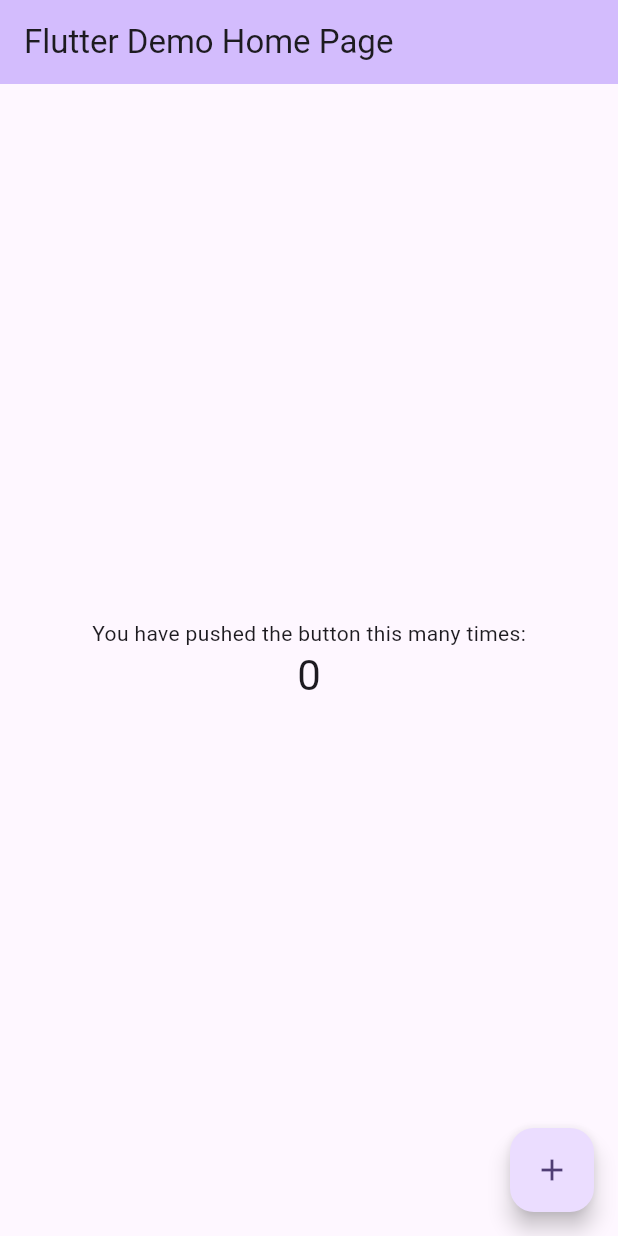
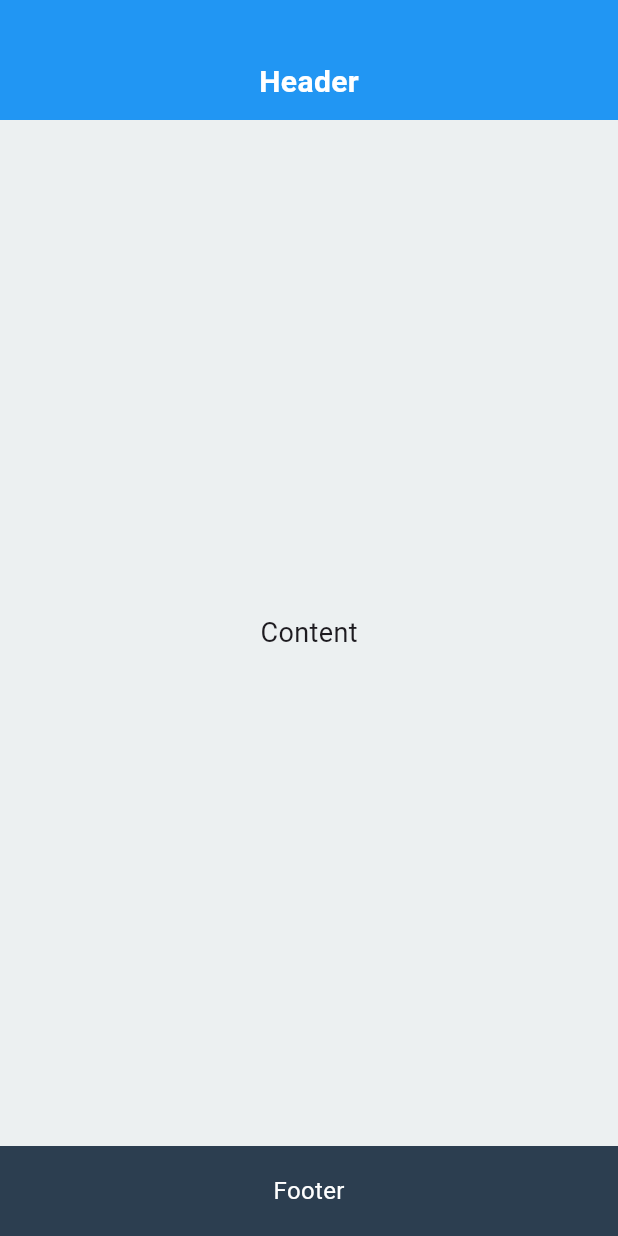
Before and after one commit to Eya-Ben-Belgacem/NotesApp-CrossPlatform, a Flutter app: the screen it shows after launch, on a phone screen of 412 x 824 dp. Run offline on Flutter 3.47's test engine with Material 3 defaults, Android fonts, the phone set to English and light mode, and no system bars.

Commit message:
Add LayoutDemo widget: header/content/footer layout

```diff
--- a/flutter_app/lib/main.dart
+++ b/flutter_app/lib/main.dart
@@ -1,121 +1,70 @@
 import 'package:flutter/material.dart';
 
 void main() {
-  runApp(const MyApp());
+  runApp(MyApp());//lancement de l'application mobile
 }
 
 class MyApp extends StatelessWidget {
   const MyApp({super.key});
-
-  // This widget is the root of your application.
+//création de l'interface graphique de l'application mobile
   @override
   Widget build(BuildContext context) {
     return MaterialApp(
-      title: 'Flutter Demo',
-      theme: ThemeData(
-        // This is the theme of your application.
-        //
-        // TRY THIS: Try running your application with "flutter run". You'll see
-        // the application has a purple toolbar. Then, without quitting the app,
-        // try changing the seedColor in the colorScheme below to Colors.green
-        // and then invoke "hot reload" (save your changes or press the "hot
-        // reload" button in a Flutter-supported IDE, or press "r" if you used
-        // the command line to start the app).
-        //
-        // Notice that the counter didn't reset back to zero; the application
-        // state is not lost during the reload. To reset the state, use hot
-        // restart instead.
-        //
-        // This works for code too, not just values: Most code changes can be
-        // tested with just a hot reload.
-        colorScheme: .fromSeed(seedColor: Colors.deepPurple),
-      ),
-      home: const MyHomePage(title: 'Flutter Demo Home Page'),
+      home: LayoutDemo(),
     );
   }
 }
 
-class MyHomePage extends StatefulWidget {
-  const MyHomePage({super.key, required this.title});
-
-  // This widget is the home page of your application. It is stateful, meaning
-  // that it has a State object (defined below) that contains fields that affect
-  // how it looks.
-
-  // This class is the configuration for the state. It holds the values (in this
-  // case the title) provided by the parent (in this case the App widget) and
-  // used by the build method of the State. Fields in a Widget subclass are
-  // always marked "final".
-
-  final String title;
-
-  @override
-  State<MyHomePage> createState() => _MyHomePageState();
-}
-
-class _MyHomePageState extends State<MyHomePage> {
-  int _counter = 0;
-
-  void _incrementCounter() {
-    setState(() {
-      // This call to setState tells the Flutter framework that something has
-      // changed in this State, which causes it to rerun the build method below
-      // so that the display can reflect the updated values. If we changed
-      // _counter without calling setState(), then the build method would not be
-      // called again, and so nothing would appear to happen.
-      _counter++;
-    });
-  }
+class LayoutDemo extends StatelessWidget {
+  const LayoutDemo({super.key});
 
   @override
   Widget build(BuildContext context) {
-    // This method is rerun every time setState is called, for instance as done
-    // by the _incrementCounter method above.
-    //
-    // The Flutter framework has been optimized to make rerunning build methods
-    // fast, so that you can just rebuild anything that needs updating rather
-    // than having to individually change instances of widgets.
     return Scaffold(
-      appBar: AppBar(
-        // TRY THIS: Try changing the color here to a specific color (to
-        // Colors.amber, perhaps?) and trigger a hot reload to see the AppBar
-        // change color while the other colors stay the same.
-        backgroundColor: Theme.of(context).colorScheme.inversePrimary,
-        // Here we take the value from the MyHomePage object that was created by
-        // the App.build method, and use it to set our appbar title.
-        title: Text(widget.title),
-      ),
-      body: Center(
-        // Center is a layout widget. It takes a single child and positions it
-        // in the middle of the parent.
-        child: Column(
-          // Column is also a layout widget. It takes a list of children and
-          // arranges them vertically. By default, it sizes itself to fit its
-          // children horizontally, and tries to be as tall as its parent.
-          //
-          // Column has various properties to control how it sizes itself and
-          // how it positions its children. Here we use mainAxisAlignment to
-          // center the children vertically; the main axis here is the vertical
-          // axis because Columns are vertical (the cross axis would be
-          // horizontal).
-          //
-          // TRY THIS: Invoke "debug painting" (choose the "Toggle Debug Paint"
-          // action in the IDE, or press "p" in the console), to see the
-          // wireframe for each widget.
-          mainAxisAlignment: .center,
-          children: [
-            const Text('You have pushed the button this many times:'),
-            Text(
-              '$_counter',
-              style: Theme.of(context).textTheme.headlineMedium,
+      body: Column(
+        children: [
+          Container(
+            height: 80,
+            color: Colors.blue,
+            child: Center(
+              child: Padding(
+                padding: EdgeInsets.only(top: 30),
+                child: Text(
+                  'Header',
+                  style: TextStyle(
+                    color: Colors.white,
+                    fontSize: 20,
+                    fontWeight: FontWeight.bold,
+                  ),
+                ),
+              ),
             ),
-          ],
-        ),
-      ),
-      floatingActionButton: FloatingActionButton(
-        onPressed: _incrementCounter,
-        tooltip: 'Increment',
-        child: const Icon(Icons.add),
+          ),
+          Expanded(
+            child: Container(
+              color: Color(0xFFECF0F1),
+              child: Center(
+                child: Text(
+                  'Content',
+                  style: TextStyle(fontSize: 18),
+                ),
+              ),
+            ),
+          ),
+          Container(
+            height: 60,
+            color: Color(0xFF2C3E50),
+            child: Center(
+              child: Text(
+                'Footer',
+                style: TextStyle(
+                  color: Colors.white,
+                  fontSize: 16,
+                ),
+              ),
+            ),
+          ),
+        ],
       ),
     );
   }
```
Also changed, not shown: 29 other files.
